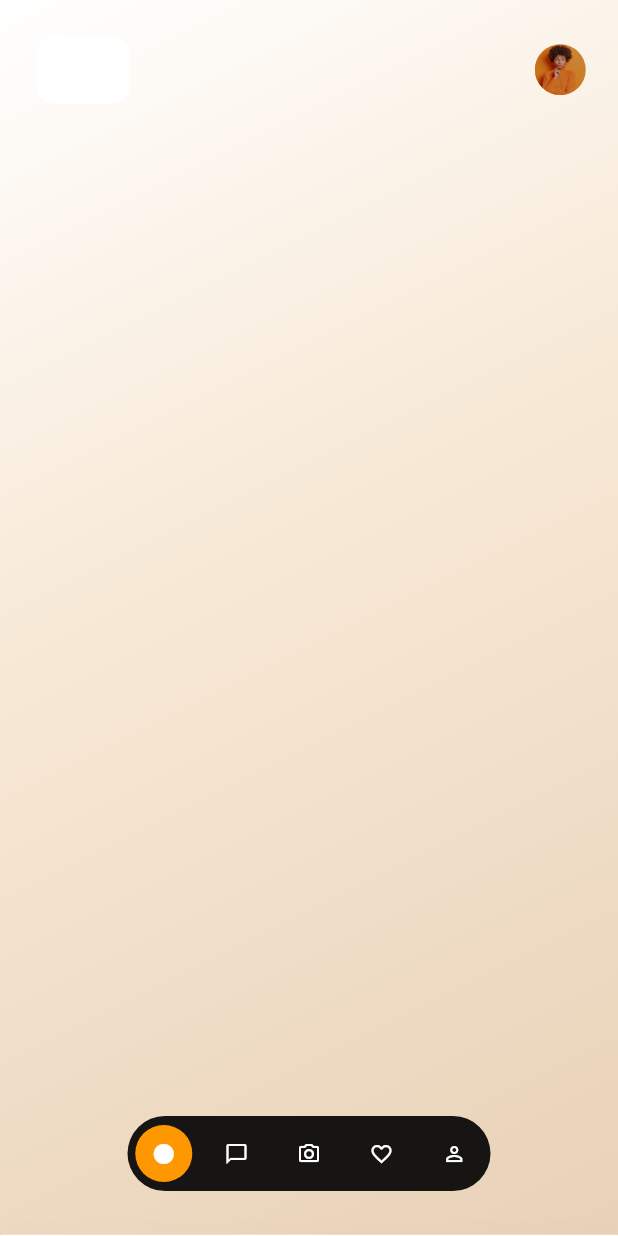
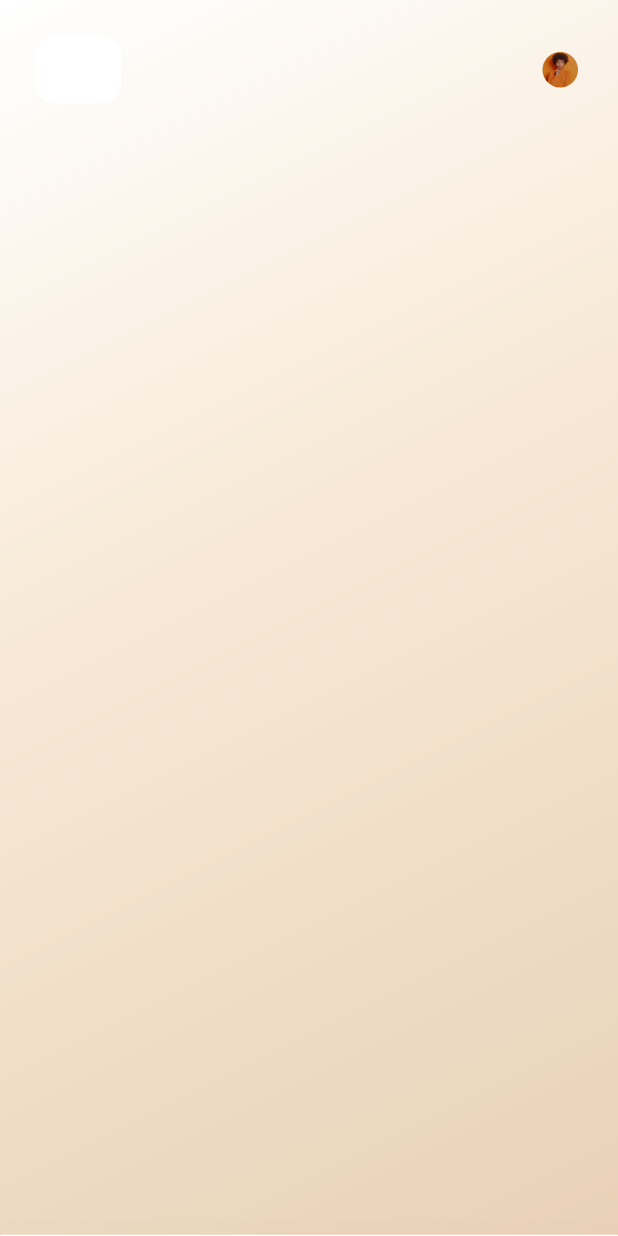
Before and after one commit to Samuelungbede1/real_estate_app, a Flutter app: the first screen one second after launch, on a phone screen of 412 x 824 dp. Run offline on Flutter 3.47's test engine with Material 3 defaults, Android fonts, the phone set to English and light mode, and no system bars; our stand-ins replace flutter_map, flutter_screenutil, flutter_svg, latlong2.

Commit message:
animated nav bar and text widgets

```diff
--- a/lib/core/utils/dashboard_animation.dart
+++ b/lib/core/utils/dashboard_animation.dart
@@ -9,14 +9,15 @@ class DashboardAnimations {
   late final Animation<Offset> perfectPlaceSlide;
   late final Animation<double> revealAnimation;
   late Animation<double> scaleOut;
-  late final Animation<double> sheetSizeAnimation; // New animation for the sheet size
+  late final Animation<double> sheetSizeAnimation;
+  late final Animation<double> bottomNavPosition;
 
 
 
   DashboardAnimations(TickerProvider vsync) {
     controller = AnimationController(
       vsync: vsync,
-      duration: const Duration(milliseconds: 5500),
+      duration: const Duration(milliseconds: 5900),
     );
 
     fadeAnimation = Tween<double>(begin: 0, end: 1).animate(
@@ -40,7 +41,7 @@ perfectPlaceSlide = Tween<Offset>(
 ).animate(
   CurvedAnimation(
     parent: controller,
-    curve: const Interval(0.30, 0.5, curve: Curves.easeOut),
+    curve: const Interval(0.15, 0.45, curve: Curves.easeIn),
   ),
 );
 
@@ -51,7 +52,7 @@ perfectPlaceFade = Tween<double>(
 ).animate(
   CurvedAnimation(
     parent: controller,
-    curve: const Interval(0.30, 0.5, curve: Curves.easeOut),
+    curve: const Interval(0.10, 0.45, curve: Curves.easeOut),
   ),
 );
 
@@ -81,9 +82,16 @@ scaleOut = Tween<double>(begin: 0.0, end: 1.0).animate(
  sheetSizeAnimation = Tween<double>(begin: 0.0011, end: 0.6701).animate( // Animate initialChildSize
       CurvedAnimation(
         parent: controller,
-        curve: const Interval(0.73, 0.85, curve: Curves.easeInOutSine), // Adjust interval as needed
+        curve: const Interval(0.5, 0.62, curve: Curves.easeInOutSine), // Adjust interval as needed
       ),
     );
+
+     bottomNavPosition = Tween<double>(begin: -100, end: 30).animate(
+    CurvedAnimation(
+      parent: controller,
+        curve: const Interval(0.85, 1.00, curve: Curves.easeInOut), // Adjust interval as needed
+    ),
+  );
 
 
     controller.forward();
--- a/lib/presentation/screens/dasboard_screen.dart
+++ b/lib/presentation/screens/dasboard_screen.dart
@@ -81,8 +81,8 @@ class _DashboardScreenState extends State<DashboardScreen>
                         opacity: CurvedAnimation(
                           parent: animations.controller,
                           curve: const Interval(
-                            0.25, // delay start (65% into the main animation timeline)
-                            .50, // ends at 60%
+                            0.15, // delay start (65% into the main animation timeline)
+                            .25, // ends at 60%
                             curve: Curves.easeIn,
                           ),
                         ),
@@ -214,8 +214,8 @@ class _DashboardScreenState extends State<DashboardScreen>
                                     mainAxisAlignment: MainAxisAlignment.end,
                                     children: [
                                       AnimatedAddressIndicator(
-                                        // interval: const Interval(0.74, 0.94,
-                                        //     curve: Curves.easeInToLinear),
+                                        interval: const Interval(0.55, 0.70,
+                                            curve: Curves.easeInToLinear),
                                         animations: animations,
                                         address: "Gladkova St., 25",
                                         onTap: () {
@@ -261,7 +261,7 @@ class _DashboardScreenState extends State<DashboardScreen>
                                           children: [
                                             AnimatedAddressIndicator(
                                               interval: const Interval(
-                                                 0.88, 0.99,
+                                                 0.70, 0.80,
                                                   curve: Curves.easeInToLinear),
                                               animations: animations,
                                               address: "2 Gladkova St., 25",
@@ -310,7 +310,7 @@ class _DashboardScreenState extends State<DashboardScreen>
                                               children: [
                                                 AnimatedAddressIndicator(
                                                   interval: const Interval(
-                                                      0.84, 0.97,
+                                                      0.65, 0.75,
                                                       curve: Curves
                                                           .easeInToLinear),
                                                   animations: animations,
@@ -353,7 +353,7 @@ class _DashboardScreenState extends State<DashboardScreen>
                                               children: [
                                                 AnimatedAddressIndicator(
                                                   interval: const Interval(
-                                                        0.88, 0.99,
+                                                        0.70, 0.80,
                                                       curve: Curves
                                                           .easeInToLinear),
                                                   animations: animations,
@@ -387,10 +387,16 @@ class _DashboardScreenState extends State<DashboardScreen>
             ),
           ),
 
-          Positioned(
-            bottom: 30,
+AnimatedBuilder(
+  animation: animations.controller,
+  builder: (context, child) {
+    return Positioned(
+      bottom: animations.bottomNavPosition.value,
       left: 85,
       right: 85,
+      child: child!,
+    );
+  },
   child: Container(
     height: 50,
     decoration: BoxDecoration(
@@ -408,7 +414,30 @@ class _DashboardScreenState extends State<DashboardScreen>
       ],
     ),
   ),
-          ),
+)
+
+          // Positioned(
+          //   bottom: -100,
+          //   left: 85,
+          //   right: 85,
+          //   child: Container(
+          //     height: 50,
+          //     decoration: BoxDecoration(
+          //       color: Colors.black.withOpacity(0.9),
+          //       borderRadius: BorderRadius.circular(30),
+          //     ),
+          //     child: Row(
+          //       mainAxisAlignment: MainAxisAlignment.spaceAround,
+          //       children: [
+          //         _buildNavItem(0, Icons.circle, true),
+          //         _buildNavItem(1, Icons.chat_bubble_outline, false),
+          //         _buildNavItem(2, Icons.camera_alt_outlined, false),
+          //         _buildNavItem(3, Icons.favorite_border, false),
+          //         _buildNavItem(4, Icons.person_outline, false),
+          //       ],
+          //     ),
+          //   ),
+          // ),
         ],
       ),
     );
--- a/lib/presentation/widgets/animated_location.dart
+++ b/lib/presentation/widgets/animated_location.dart
@@ -27,8 +27,8 @@ class _ExpandingLocationWidgetState extends State<ExpandingLocationWidget>
           parent: widget.animations.controller,
           curve: const Interval(
             0.0,
-            0.78,
-            curve: Curves.fastEaseInToSlowEaseOut,
+            0.20,
+            curve: Curves.easeIn,
           ),
           // curve: Curves.fastEaseInToSlowEaseOut,
         ).value;
--- a/lib/presentation/widgets/animated_offer_widget.dart
+++ b/lib/presentation/widgets/animated_offer_widget.dart
@@ -1,5 +1,4 @@
 import 'package:flutter/material.dart';
-import 'package:flutter/widgets.dart';
 import 'package:real_estate_app/core/utils/dashboard_animation.dart';
 
 class AnimatedOfferCircle extends StatelessWidget {
@@ -12,31 +11,40 @@ class AnimatedOfferCircle extends StatelessWidget {
 
   @override
   Widget build(BuildContext context) {
+    final countAnimation = IntTween(begin: 0, end: 1034).animate(
+      CurvedAnimation(
+        parent: animations.controller,
+        curve: const Interval(
+          0.25, // slightly after the scale animation begins
+          0.55,
+          curve: Curves.linearToEaseOut,
+        ),
+      ),
+    );
+
+    final scaleAnimation = Tween<double>(begin: 0.0, end: 1.0).animate(
+      CurvedAnimation(
+        parent: animations.controller,
+        curve: const Interval(
+          0.30,
+          0.45,
+          curve: Curves.easeIn,
+        ),
+      ),
+    );
+
     return AnimatedBuilder(
       animation: animations.controller,
       builder: (context, child) {
-        final scale = Tween<double>(begin: 0.0, end: 1.0)
-            .animate(
-              CurvedAnimation(
-                parent: animations.controller,
-                curve: const Interval(
-                  0.35, // Start at the beginning of the animation
-                  0.65,
-                  curve: Curves.easeInToLinear,
-                ),
-              ),
-            )
-            .value;
-
         return Transform.scale(
-          scale: scale,
+          scale: scaleAnimation.value,
           alignment: Alignment.center,
           child: Container(
-            width: 180, // Set width and height to the same value
+            width: 180,
             height: 180,
             decoration: BoxDecoration(
               color: Colors.orange,
-              borderRadius: BorderRadius.circular(100), // Makes it circular
+              borderRadius: BorderRadius.circular(100),
             ),
             child: Column(
               mainAxisAlignment: MainAxisAlignment.spaceEvenly,
@@ -50,14 +58,13 @@ class AnimatedOfferCircle extends StatelessWidget {
                 Column(
                   children: [
                     Text(
-                      '1034',
-                      style: TextStyle(
+                      '${countAnimation.value}',
+                      style: const TextStyle(
                         fontSize: 32,
                         fontWeight: FontWeight.bold,
-                        color: false ? Colors.black87 : Colors.white,
+                        color: Colors.white,
                       ),
                     ),
-                    // const SizedBox(height: 4),
                     const Text(
                       "offers",
                       style: TextStyle(
--- a/lib/presentation/widgets/animated_rent_widget.dart
+++ b/lib/presentation/widgets/animated_rent_widget.dart
@@ -1,5 +1,4 @@
 import 'package:flutter/material.dart';
-import 'package:flutter/widgets.dart';
 import 'package:real_estate_app/core/utils/dashboard_animation.dart';
 
 class AnimatedRentWidget extends StatelessWidget {
@@ -20,9 +19,23 @@ class AnimatedRentWidget extends StatelessWidget {
               CurvedAnimation(
                 parent: animations.controller,
                 curve: const Interval(
-                  0.35, // Start at the beginning of the animation
-                  0.65,
-                  curve: Curves.easeInToLinear,
+                  0.30,
+                  0.45,
+                  curve: Curves.easeIn,
+                ),
+              ),
+            )
+            .value;
+
+        // Number animation (0 to 2212)
+        final numberAnimation = IntTween(begin: 0, end: 2212)
+            .animate(
+              CurvedAnimation(
+                parent: animations.controller,
+                curve: const Interval(
+                  0.25,
+                  0.55,
+                  curve: Curves.linearToEaseOut,
                 ),
               ),
             )
@@ -34,7 +47,6 @@ class AnimatedRentWidget extends StatelessWidget {
             alignment: Alignment.center,
             child: Container(
               height: 180,
-              // width: 200,
               decoration: BoxDecoration(
                 color: Colors.white,
                 borderRadius: BorderRadius.circular(16),
@@ -52,7 +64,7 @@ class AnimatedRentWidget extends StatelessWidget {
                     Column(
                       children: [
                         Text(
-                          '2,212',
+                          numberAnimation.toString(), // Animated number
                           style: const TextStyle(
                             fontSize: 32,
                             fontWeight: FontWeight.bold,
--- a/lib/presentation/widgets/expanding_profile_icon.dart
+++ b/lib/presentation/widgets/expanding_profile_icon.dart
@@ -22,8 +22,8 @@ class ExpandingProfileIcon extends StatelessWidget {
   parent: animations.controller,
   curve: const Interval(
     0.0, // Start at 30% of the animation duration
-    0.45,
-    curve: Curves.linearToEaseOut,
+    0.20,
+    curve: Curves.easeIn,
   ),
 )).value;
 
```
Lines whose indentation alone changed are shown as unchanged.
